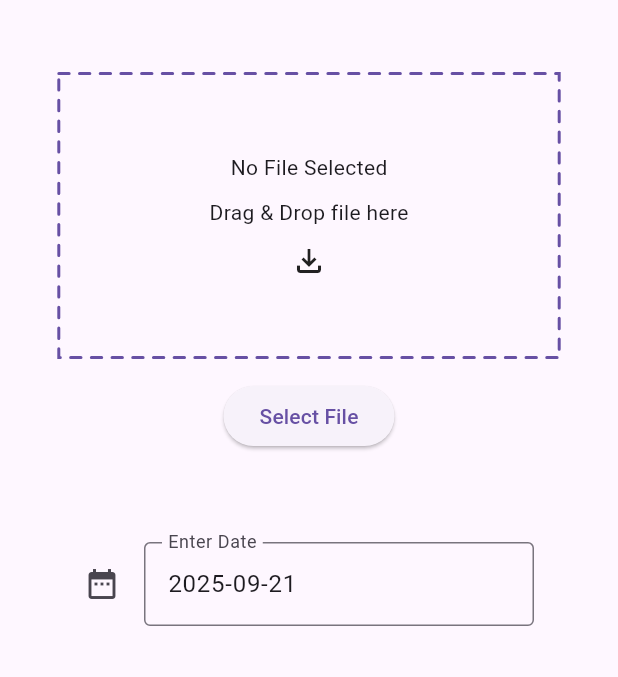
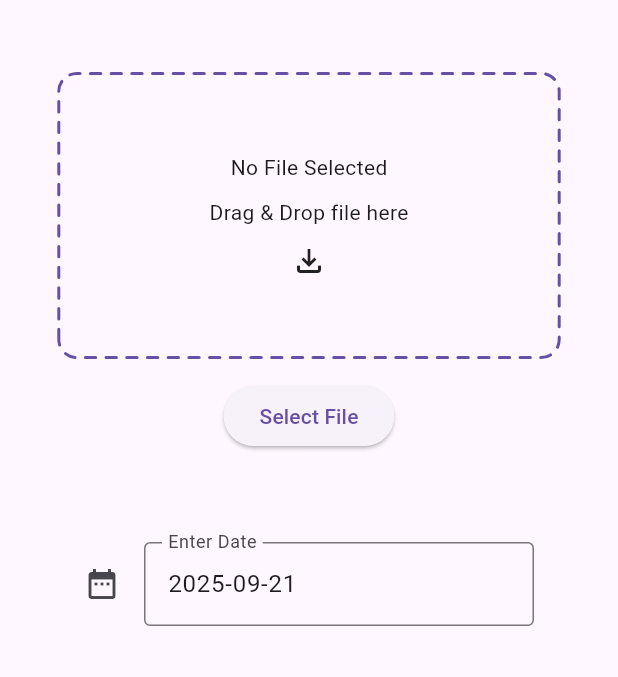
Before and after one commit to OutdatedGuy/Zoom-Attendance-Tracker, a Flutter app: the screen it shows after launch, on a phone screen of 412 x 824 dp, the part 63-740 px from its top. Run offline on Flutter 3.47's test engine with Material 3 defaults, Android fonts, the phone set to English and light mode, and no system bars; drawn by our look-alikes of dotted_border; our stand-ins replace csv, file_picker, flutter_native_splash; missing offline and left inert: desktop_drop, window_size.

Commit message:
refactor: added rounded border to file drop and preview widget

```diff
--- a/lib/pages/HomePage/home_page.dart
+++ b/lib/pages/HomePage/home_page.dart
@@ -60,6 +60,7 @@ class _HomePageState extends State<HomePage> {
                           context,
                         ).colorScheme.primary.withValues(alpha: 0.420)
                       : null,
+                  borderRadius: BorderRadius.circular(12),
                 ),
                 child: FileNamePreview(filePath: _fileName),
               ),
--- a/lib/pages/HomePage/widgets/file_name_preview.dart
+++ b/lib/pages/HomePage/widgets/file_name_preview.dart
@@ -12,20 +12,24 @@ class FileNamePreview extends StatelessWidget {
   @override
   Widget build(BuildContext context) {
     return DottedBorder(
-      options: RectDottedBorderOptions(
+      options: RoundedRectDottedBorderOptions(
+        radius: const Radius.circular(12),
         color: Theme.of(context).colorScheme.primary,
         strokeWidth: 2,
         strokeCap: StrokeCap.round,
-        dashPattern: filePath == null ? [6.9] : [1],
+        dashPattern: filePath == null ? [6.9] : [1000, 0],
       ),
       child: Container(
         width: MediaQuery.of(context).size.width * 0.8,
         constraints: const BoxConstraints(minWidth: 100, maxWidth: 600),
-        color: filePath != null
-            ? Theme.brightnessOf(context) == Brightness.dark
-                  ? Colors.black87
-                  : Colors.white70
-            : null,
+        decoration: BoxDecoration(
+          color: filePath != null
+              ? Theme.brightnessOf(context) == Brightness.dark
+                    ? Colors.black87
+                    : Colors.white70
+              : null,
+          borderRadius: BorderRadius.circular(12),
+        ),
         child: AspectRatio(
           aspectRatio: 16 / 9,
           child: Center(
```
